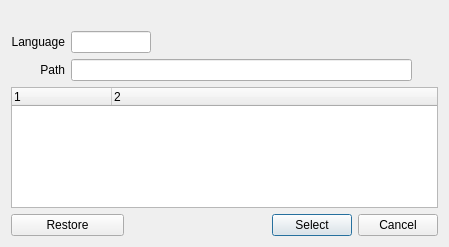
Qt form src/desktop/GuiLanguage.ui (Stkai/BeeBEEP) before a commit.
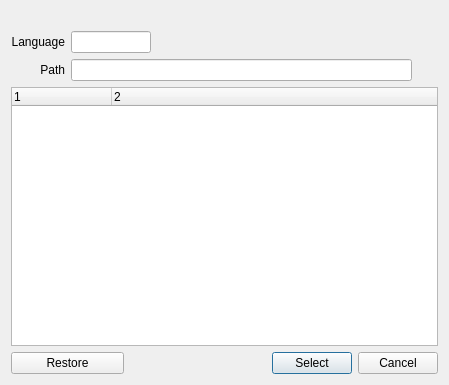
The same form after that commit. Icons and pictures are not drawn.

What changed in the file:
```diff
--- a/src/desktop/GuiLanguage.ui
+++ b/src/desktop/GuiLanguage.ui
@@ -10,7 +10,7 @@
     <x>0</x>
     <y>0</y>
     <width>449</width>
-    <height>247</height>
+    <height>385</height>
    </rect>
   </property>
   <property name="windowTitle">
```
